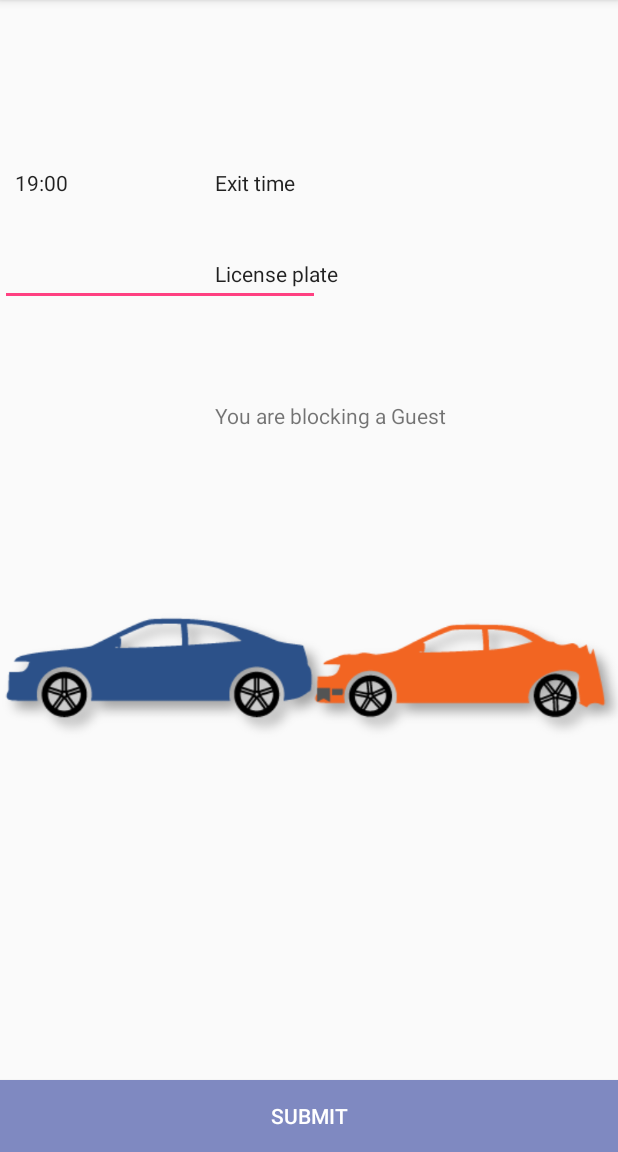
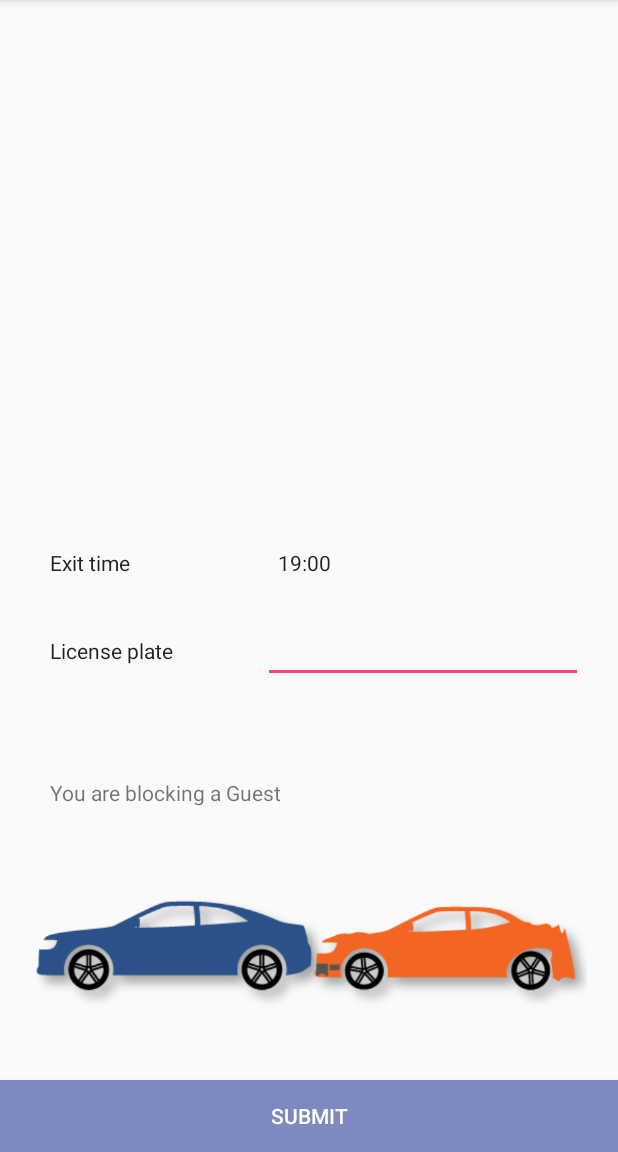
Before and after one commit to kobyperets/i-blocked-u-fe, an Android app: the fragment IBlockedUFormFragment shown on its own in the app's theme, on a phone screen of 412 x 824 dp, the part 84-1236 px from its top. Run offline under Robolectric (Android 15) with nearby library versions, the phone set to English and light mode, and no system bars; our stand-ins replace Volley; network calls fail; 1 statement that could not run was skipped.

Commit message:
fix layouts

```diff
--- a/IBlockedU/app/src/main/java/com/salesforce/iblockedu/IBlockUWHOFragment.java
+++ b/IBlockedU/app/src/main/java/com/salesforce/iblockedu/IBlockUWHOFragment.java
@@ -88,7 +88,7 @@ public class IBlockUWHOFragment extends Fragment {
                             if(response.toLowerCase().contains("error")){
                                 msg = "No information at the moment. Try again later...";
                             } else{
-                                msg = response;
+                                msg = response.split(",")[0] + "\n\n" + response.split(",")[1];
                             }
                             mMessageView.setText(msg);
                         }
--- a/IBlockedU/app/src/main/res/layout/fragment_iblocked_uform.xml
+++ b/IBlockedU/app/src/main/res/layout/fragment_iblocked_uform.xml
@@ -16,8 +16,8 @@
             android:layout_height="wrap_content"
             android:layout_alignBaseline="@+id/exit_time"
             android:layout_alignBottom="@+id/exit_time"
-            android:layout_marginStart="88dp"
-            android:layout_toEndOf="@+id/exit_time"
+            android:layout_alignParentStart="true"
+            android:layout_marginStart="33dp"
             android:text="Exit time"
             android:textAppearance="@style/TextAppearance.AppCompat.Body1" />
 
@@ -25,9 +25,8 @@
             android:id="@+id/exit_time"
             android:layout_width="wrap_content"
             android:layout_height="wrap_content"
-            android:layout_alignParentTop="true"
+            android:layout_above="@+id/imageViewBlocking"
             android:layout_alignStart="@+id/license_plate"
-            android:layout_marginTop="102dp"
             android:inputType="time"
             android:onClick="showTimePickerDialog"
             android:padding="10dp"
@@ -48,9 +47,10 @@
             android:id="@+id/license_plate"
             android:layout_width="wrap_content"
             android:layout_height="wrap_content"
-            android:layout_alignStart="@+id/buttonSubmit"
-            android:layout_below="@+id/name_label3"
-            android:layout_marginTop="27dp"
+            android:layout_alignParentEnd="true"
+            android:layout_below="@+id/exit_time"
+            android:layout_marginEnd="23dp"
+            android:layout_marginTop="15dp"
             android:ems="10"
             android:inputType="number"
             android:text="" />
@@ -68,9 +68,11 @@
             android:id="@+id/imageViewBlocking"
             android:layout_width="wrap_content"
             android:layout_height="wrap_content"
+            android:layout_alignParentBottom="true"
             android:layout_alignParentStart="true"
-            android:layout_below="@+id/license_plate"
             android:scaleType="fitEnd"
+            android:scaleX="0.9"
+            android:scaleY="0.9"
             android:src="@drawable/blocked_car" />
 
 
```
Also changed, not shown: IBlockedU/app/src/main/res/layout/fragment_iblock_ugoing_home.xml (+14 -15 lines).
